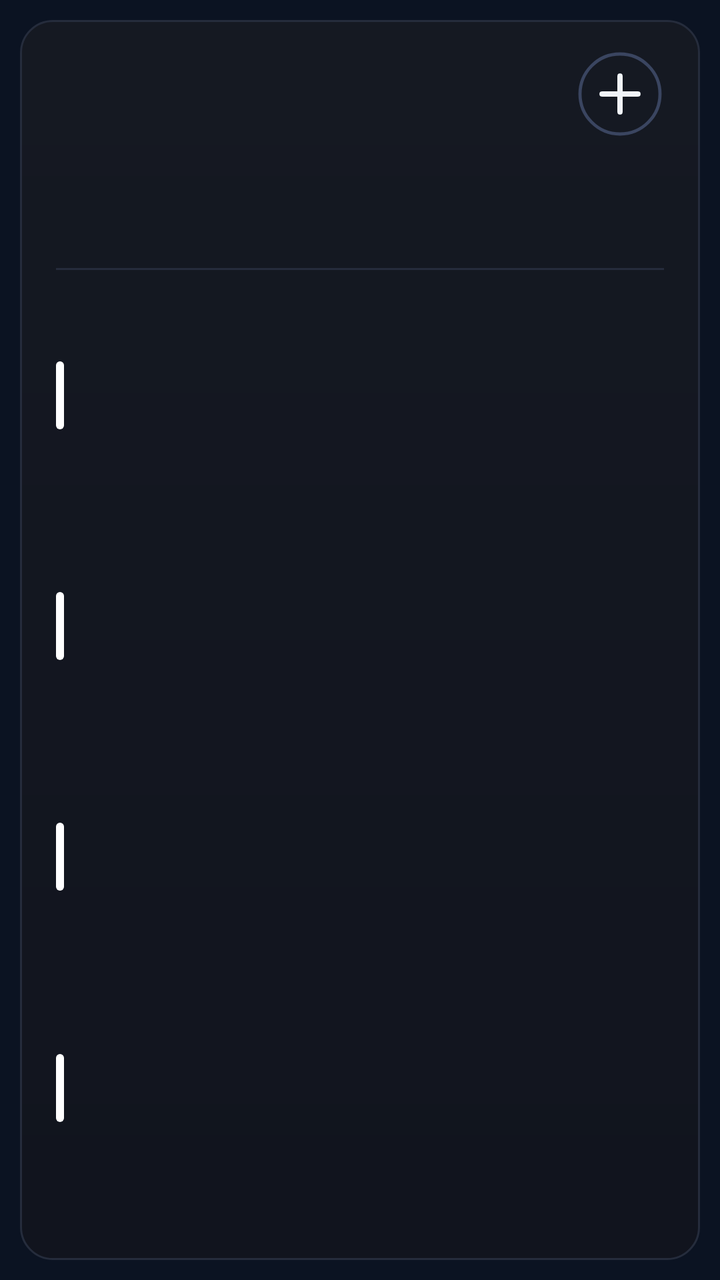
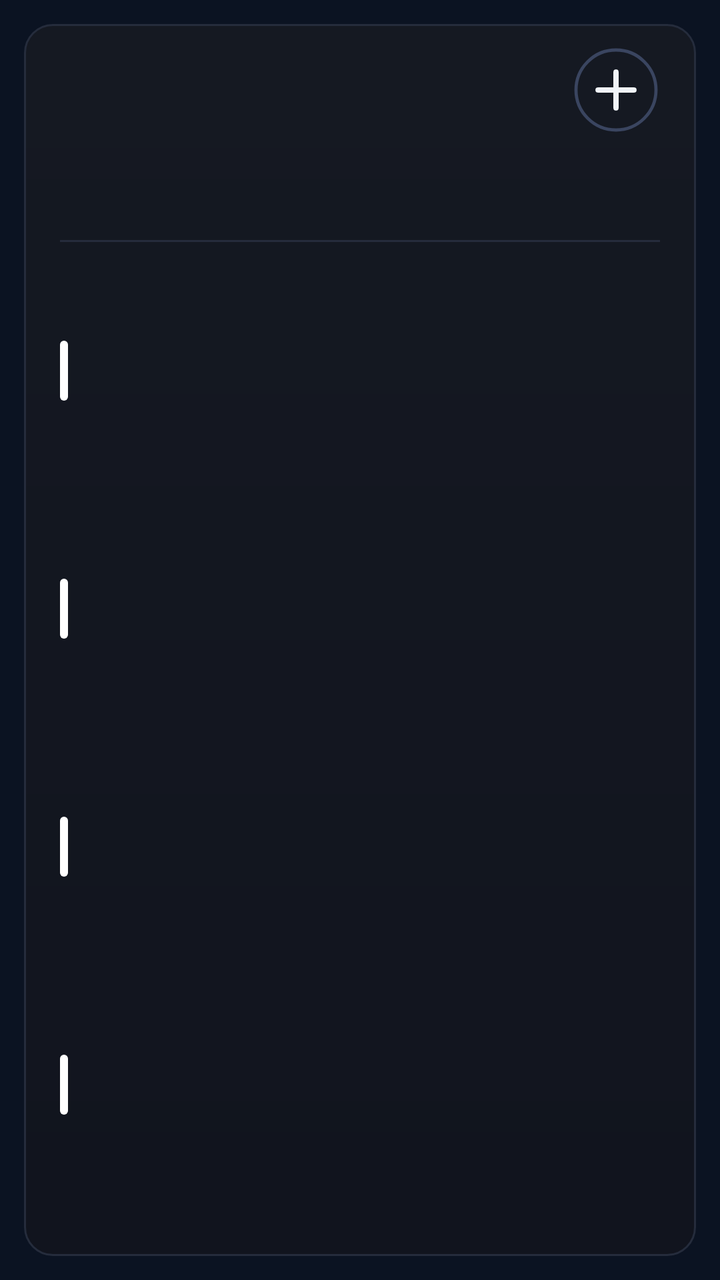

Screens rendered from an Android XML layout before and after an edit, with the pre-edit source and the edit as a unified diff.
<!-- AndroidManifest.xml: application theme AppTheme -->
<!-- res/layout/cal_k4.xml -->
<?xml version="1.0" encoding="utf-8"?>
<FrameLayout xmlns:android="http://schemas.android.com/apk/res/android"
    android:id="@+id/root"
    android:layout_width="match_parent"
    android:layout_height="match_parent"
    android:padding="10dp">

    <LinearLayout
        android:id="@+id/panel"
        android:layout_width="match_parent"
        android:layout_height="match_parent"
        android:background="@drawable/cal_panel"
        android:orientation="vertical"
        android:paddingStart="18dp"
        android:paddingTop="9dp"
        android:paddingEnd="18dp"
        android:paddingBottom="12dp">

        
        <LinearLayout
            android:layout_width="match_parent"
            android:layout_height="56dp"
            android:gravity="center_vertical"
            android:orientation="horizontal">
        <ImageView
            android:id="@+id/cal_day"
            android:layout_width="wrap_content"
            android:layout_height="54dp"
            android:adjustViewBounds="true"
            android:scaleType="fitStart" />

            <LinearLayout
                android:layout_width="0dp"
                android:layout_height="wrap_content"
                android:layout_marginStart="12dp"
                android:layout_weight="1"
                android:orientation="vertical">
                <ImageView
                    android:id="@+id/cal_month"
                    android:layout_width="match_parent"
                    android:layout_height="27dp"
                    android:adjustViewBounds="true"
                    android:scaleType="fitStart" />
                <ImageView
                    android:id="@+id/cal_sub"
                    android:layout_width="match_parent"
                    android:layout_height="19dp"
                    android:adjustViewBounds="true"
                    android:layout_marginTop="2dp"
                    android:scaleType="fitStart" />
            </LinearLayout>

            <ImageView
                android:id="@+id/btn_add"
                android:layout_width="44dp"
                android:layout_height="44dp"
                android:contentDescription="New event"
                android:src="@drawable/ic_cal_add" />
        </LinearLayout>

        
        <LinearLayout
            android:layout_width="match_parent"
            android:layout_height="52dp"
            android:layout_marginTop="2dp"
            android:orientation="horizontal">
            <LinearLayout
                android:layout_width="0dp"
                android:layout_height="match_parent"
                android:layout_weight="1"
                android:gravity="center_horizontal"
                android:orientation="vertical">
                <ImageView
                    android:id="@+id/wk_label_0"
                    android:layout_width="wrap_content"
                    android:layout_height="16dp"
                    android:adjustViewBounds="true"
                    android:scaleType="fitCenter" />
                <ImageView
                    android:id="@+id/wk_num_0"
                    android:layout_width="32dp"
                    android:layout_height="32dp"
                    android:adjustViewBounds="true"
                    android:layout_marginTop="3dp"
                    android:scaleType="fitCenter" />
            </LinearLayout>
            <LinearLayout
                android:layout_width="0dp"
                android:layout_height="match_parent"
                android:layout_weight="1"
                android:gravity="center_horizontal"
                android:orientation="vertical">
                <ImageView
                    android:id="@+id/wk_label_1"
                    android:layout_width="wrap_content"
                    android:layout_height="16dp"
                    android:adjustViewBounds="true"
                    android:scaleType="fitCenter" />
                <ImageView
                    android:id="@+id/wk_num_1"
                    android:layout_width="32dp"
                    android:layout_height="32dp"
                    android:adjustViewBounds="true"
                    android:layout_marginTop="3dp"
                    android:scaleType="fitCenter" />
            </LinearLayout>
            <LinearLayout
                android:layout_width="0dp"
                android:layout_height="match_parent"
                android:layout_weight="1"
                android:gravity="center_horizontal"
                android:orientation="vertical">
                <ImageView
                    android:id="@+id/wk_label_2"
                    android:layout_width="wrap_content"
                    android:layout_height="16dp"
                    android:adjustViewBounds="true"
                    android:scaleType="fitCenter" />
                <ImageView
                    android:id="@+id/wk_num_2"
                    android:layout_width="32dp"
                    android:layout_height="32dp"
                    android:adjustViewBounds="true"
                    android:layout_marginTop="3dp"
                    android:scaleType="fitCenter" />
            </LinearLayout>
            <LinearLayout
                android:layout_width="0dp"
                android:layout_height="match_parent"
                android:layout_weight="1"
                android:gravity="center_horizontal"
                android:orientation="vertical">
                <ImageView
                    android:id="@+id/wk_label_3"
                    android:layout_width="wrap_content"
                    android:layout_height="16dp"
                    android:adjustViewBounds="true"
                    android:scaleType="fitCenter" />
                <ImageView
                    android:id="@+id/wk_num_3"
                    android:layout_width="32dp"
                    android:layout_height="32dp"
                    android:adjustViewBounds="true"
                    android:layout_marginTop="3dp"
                    android:scaleType="fitCenter" />
            </LinearLayout>
            <LinearLayout
                android:layout_width="0dp"
                android:layout_height="match_parent"
                android:layout_weight="1"
                android:gravity="center_horizontal"
                android:orientation="vertical">
                <ImageView
                    android:id="@+id/wk_label_4"
                    android:layout_width="wrap_content"
                    android:layout_height="16dp"
                    android:adjustViewBounds="true"
                    android:scaleType="fitCenter" />
                <ImageView
                    android:id="@+id/wk_num_4"
                    android:layout_width="32dp"
                    android:layout_height="32dp"
                    android:adjustViewBounds="true"
                    android:layout_marginTop="3dp"
                    android:scaleType="fitCenter" />
            </LinearLayout>
            <LinearLayout
                android:layout_width="0dp"
                android:layout_height="match_parent"
                android:layout_weight="1"
                android:gravity="center_horizontal"
                android:orientation="vertical">
                <ImageView
                    android:id="@+id/wk_label_5"
                    android:layout_width="wrap_content"
                    android:layout_height="16dp"
                    android:adjustViewBounds="true"
                    android:scaleType="fitCenter" />
                <ImageView
                    android:id="@+id/wk_num_5"
                    android:layout_width="32dp"
                    android:layout_height="32dp"
                    android:adjustViewBounds="true"
                    android:layout_marginTop="3dp"
                    android:scaleType="fitCenter" />
            </LinearLayout>
            <LinearLayout
                android:layout_width="0dp"
                android:layout_height="match_parent"
                android:layout_weight="1"
                android:gravity="center_horizontal"
                android:orientation="vertical">
                <ImageView
                    android:id="@+id/wk_label_6"
                    android:layout_width="wrap_content"
                    android:layout_height="16dp"
                    android:adjustViewBounds="true"
                    android:scaleType="fitCenter" />
                <ImageView
                    android:id="@+id/wk_num_6"
                    android:layout_width="32dp"
                    android:layout_height="32dp"
                    android:adjustViewBounds="true"
                    android:layout_marginTop="3dp"
                    android:scaleType="fitCenter" />
            </LinearLayout>
        </LinearLayout>

        <ImageView
            android:layout_width="match_parent"
            android:layout_height="1dp"
            android:layout_marginTop="5dp"
            android:layout_marginBottom="5dp"
            android:scaleType="fitXY"
            android:src="@drawable/cal_divider" />

        
        <LinearLayout
            android:layout_width="match_parent"
            android:layout_height="0dp"
            android:layout_weight="1"
            android:orientation="vertical">
        <LinearLayout
            android:id="@+id/cal_row_0"
            android:layout_width="match_parent"
            android:layout_height="0dp"
            android:layout_weight="1"
            android:gravity="center_vertical"
            android:orientation="horizontal">

            <ImageView
                android:id="@+id/cal_bar_0"
                android:layout_width="4dp"
                android:layout_height="34dp"
                android:layout_marginEnd="11dp"
                android:scaleType="fitXY"
                android:src="@drawable/cal_bar" />

            <LinearLayout
                android:layout_width="0dp"
                android:layout_height="wrap_content"
                android:layout_weight="1"
                android:orientation="vertical">

                <LinearLayout
                    android:layout_width="match_parent"
                    android:layout_height="wrap_content"
                    android:orientation="horizontal">
                    <ImageView
                        android:id="@+id/cal_time_0"
                        android:layout_width="wrap_content"
                        android:layout_height="19dp"
                        android:adjustViewBounds="true"
                        android:scaleType="fitStart" />
                    <ImageView
                        android:id="@+id/cal_hint_0"
                        android:layout_width="wrap_content"
                        android:layout_height="19dp"
                        android:adjustViewBounds="true"
                        android:layout_marginStart="9dp"
                        android:scaleType="fitStart" />
                </LinearLayout>
                <ImageView
                    android:id="@+id/cal_title_0"
                    android:layout_width="match_parent"
                    android:layout_height="26dp"
                    android:adjustViewBounds="true"
                    android:layout_marginTop="1dp"
                    android:scaleType="fitStart" />
            </LinearLayout>
        </LinearLayout>
        <LinearLayout
            android:id="@+id/cal_row_1"
            android:layout_width="match_parent"
            android:layout_height="0dp"
            android:layout_weight="1"
            android:gravity="center_vertical"
            android:orientation="horizontal">

            <ImageView
                android:id="@+id/cal_bar_1"
                android:layout_width="4dp"
                android:layout_height="34dp"
                android:layout_marginEnd="11dp"
                android:scaleType="fitXY"
                android:src="@drawable/cal_bar" />

            <LinearLayout
                android:layout_width="0dp"
                android:layout_height="wrap_content"
                android:layout_weight="1"
                android:orientation="vertical">

                <LinearLayout
                    android:layout_width="match_parent"
                    android:layout_height="wrap_content"
                    android:orientation="horizontal">
                    <ImageView
                        android:id="@+id/cal_time_1"
                        android:layout_width="wrap_content"
                        android:layout_height="19dp"
                        android:adjustViewBounds="true"
                        android:scaleType="fitStart" />
                    <ImageView
                        android:id="@+id/cal_hint_1"
                        android:layout_width="wrap_content"
                        android:layout_height="19dp"
                        android:adjustViewBounds="true"
                        android:layout_marginStart="9dp"
                        android:scaleType="fitStart" />
                </LinearLayout>
                <ImageView
                    android:id="@+id/cal_title_1"
                    android:layout_width="match_parent"
                    android:layout_height="26dp"
                    android:adjustViewBounds="true"
                    android:layout_marginTop="1dp"
                    android:scaleType="fitStart" />
            </LinearLayout>
        </LinearLayout>
        <LinearLayout
            android:id="@+id/cal_row_2"
            android:layout_width="match_parent"
            android:layout_height="0dp"
            android:layout_weight="1"
            android:gravity="center_vertical"
            android:orientation="horizontal">

            <ImageView
                android:id="@+id/cal_bar_2"
                android:layout_width="4dp"
                android:layout_height="34dp"
                android:layout_marginEnd="11dp"
                android:scaleType="fitXY"
                android:src="@drawable/cal_bar" />

            <LinearLayout
                android:layout_width="0dp"
                android:layout_height="wrap_content"
                android:layout_weight="1"
                android:orientation="vertical">

                <LinearLayout
                    android:layout_width="match_parent"
                    android:layout_height="wrap_content"
                    android:orientation="horizontal">
                    <ImageView
                        android:id="@+id/cal_time_2"
                        android:layout_width="wrap_content"
                        android:layout_height="19dp"
                        android:adjustViewBounds="true"
                        android:scaleType="fitStart" />
                    <ImageView
                        android:id="@+id/cal_hint_2"
                        android:layout_width="wrap_content"
                        android:layout_height="19dp"
                        android:adjustViewBounds="true"
                        android:layout_marginStart="9dp"
                        android:scaleType="fitStart" />
                </LinearLayout>
                <ImageView
                    android:id="@+id/cal_title_2"
                    android:layout_width="match_parent"
                    android:layout_height="26dp"
                    android:adjustViewBounds="true"
                    android:layout_marginTop="1dp"
                    android:scaleType="fitStart" />
            </LinearLayout>
        </LinearLayout>
        <LinearLayout
            android:id="@+id/cal_row_3"
            android:layout_width="match_parent"
            android:layout_height="0dp"
            android:layout_weight="1"
            android:gravity="center_vertical"
            android:orientation="horizontal">

            <ImageView
                android:id="@+id/cal_bar_3"
                android:layout_width="4dp"
                android:layout_height="34dp"
                android:layout_marginEnd="11dp"
                android:scaleType="fitXY"
                android:src="@drawable/cal_bar" />

            <LinearLayout
                android:layout_width="0dp"
                android:layout_height="wrap_content"
                android:layout_weight="1"
                android:orientation="vertical">

                <LinearLayout
                    android:layout_width="match_parent"
                    android:layout_height="wrap_content"
                    android:orientation="horizontal">
                    <ImageView
                        android:id="@+id/cal_time_3"
                        android:layout_width="wrap_content"
                        android:layout_height="19dp"
                        android:adjustViewBounds="true"
                        android:scaleType="fitStart" />
                    <ImageView
                        android:id="@+id/cal_hint_3"
                        android:layout_width="wrap_content"
                        android:layout_height="19dp"
                        android:adjustViewBounds="true"
                        android:layout_marginStart="9dp"
                        android:scaleType="fitStart" />
                </LinearLayout>
                <ImageView
                    android:id="@+id/cal_title_3"
                    android:layout_width="match_parent"
                    android:layout_height="26dp"
                    android:adjustViewBounds="true"
                    android:layout_marginTop="1dp"
                    android:scaleType="fitStart" />
            </LinearLayout>
        </LinearLayout>
        </LinearLayout>
        <ImageView
            android:id="@+id/cal_more"
            android:layout_width="match_parent"
            android:layout_height="16dp"
            android:adjustViewBounds="true"
            android:scaleType="fitEnd" />
    </LinearLayout>
</FrameLayout>
<!-- resources referenced by this layout -->
<resources>
  <!-- drawable cal_bar (drawable) -->
  <?xml version="1.0" encoding="utf-8"?>
  <shape xmlns:android="http://schemas.android.com/apk/res/android" android:shape="rectangle">
      <solid android:color="#FFFFFFFF" />
      <corners android:radius="2dp" />
  </shape>
  <!-- drawable cal_divider (drawable) -->
  <?xml version="1.0" encoding="utf-8"?>
  <shape xmlns:android="http://schemas.android.com/apk/res/android" android:shape="rectangle">
      <solid android:color="#FF252C3C" />
  </shape>
  <!-- drawable cal_panel (drawable) -->
  <?xml version="1.0" encoding="utf-8"?>
  <shape xmlns:android="http://schemas.android.com/apk/res/android" android:shape="rectangle">
      <gradient android:angle="270" android:startColor="#FF151922" android:endColor="#FF11141E" />
      <stroke android:width="1dp" android:color="#FF252C3C" />
      <corners android:radius="16dp" />
  </shape>
  <!-- drawable ic_cal_add (drawable) -->
  <?xml version="1.0" encoding="utf-8"?>
  <vector xmlns:android="http://schemas.android.com/apk/res/android"
      android:width="44dp"
      android:height="44dp"
      android:viewportWidth="44"
      android:viewportHeight="44">
      <path
          android:pathData="M22,22m-20,0a20,20 0,1 1,40 0a20,20 0,1 1,-40 0"
          android:strokeColor="#FF3A4560"
          android:strokeWidth="1.6" />
      <path
          android:pathData="M13,22L31,22M22,13L22,31"
          android:strokeColor="#FFF1F5F9"
          android:strokeLineCap="round"
          android:strokeWidth="2.6" />
  </vector>
  <style name="AppTheme" parent="@android:style/Theme.DeviceDefault.NoActionBar">
          <item name="android:colorAccent">#DF8B35</item>
          <item name="android:colorControlActivated">#DF8B35</item>
          <item name="android:windowBackground">#0B1322</item>
          <item name="android:statusBarColor">#0E111A</item>
          <item name="android:navigationBarColor">#0B1322</item>
          <item name="android:textColorHint">#718096</item>
      </style>
</resources>

<!-- the commit's change to res/layout/cal_k4.xml (unified diff, before → after) -->
@@ -3,7 +3,7 @@
     android:id="@+id/root"
     android:layout_width="match_parent"
     android:layout_height="match_parent"
-    android:padding="10dp">
+    android:padding="12dp">
 
     <LinearLayout
         android:id="@+id/panel"
@@ -19,13 +19,13 @@
         
         <LinearLayout
             android:layout_width="match_parent"
-            android:layout_height="56dp"
+            android:layout_height="48dp"
             android:gravity="center_vertical"
             android:orientation="horizontal">
         <ImageView
             android:id="@+id/cal_day"
             android:layout_width="wrap_content"
-            android:layout_height="54dp"
+            android:layout_height="47dp"
             android:adjustViewBounds="true"
             android:scaleType="fitStart" />
 
@@ -38,13 +38,13 @@
                 <ImageView
                     android:id="@+id/cal_month"
                     android:layout_width="match_parent"
-                    android:layout_height="27dp"
+                    android:layout_height="23dp"
                     android:adjustViewBounds="true"
                     android:scaleType="fitStart" />
                 <ImageView
                     android:id="@+id/cal_sub"
                     android:layout_width="match_parent"
-                    android:layout_height="19dp"
+                    android:layout_height="16dp"
                     android:adjustViewBounds="true"
                     android:layout_marginTop="2dp"
                     android:scaleType="fitStart" />
@@ -61,7 +61,7 @@
         
         <LinearLayout
             android:layout_width="match_parent"
-            android:layout_height="52dp"
+            android:layout_height="44dp"
             android:layout_marginTop="2dp"
             android:orientation="horizontal">
             <LinearLayout
@@ -73,13 +73,13 @@
                 <ImageView
                     android:id="@+id/wk_label_0"
                     android:layout_width="wrap_content"
-                    android:layout_height="16dp"
+                    android:layout_height="14dp"
                     android:adjustViewBounds="true"
                     android:scaleType="fitCenter" />
                 <ImageView
                     android:id="@+id/wk_num_0"
-                    android:layout_width="32dp"
-                    android:layout_height="32dp"
+                    android:layout_width="26dp"
+                    android:layout_height="26dp"
                     android:adjustViewBounds="true"
                     android:layout_marginTop="3dp"
                     android:scaleType="fitCenter" />
@@ -93,13 +93,13 @@
                 <ImageView
                     android:id="@+id/wk_label_1"
                     android:layout_width="wrap_content"
-                    android:layout_height="16dp"
+                    android:layout_height="14dp"
                     android:adjustViewBounds="true"
                     android:scaleType="fitCenter" />
                 <ImageView
                     android:id="@+id/wk_num_1"
-                    android:layout_width="32dp"
-                    android:layout_height="32dp"
+                    android:layout_width="26dp"
+                    android:layout_height="26dp"
                     android:adjustViewBounds="true"
                     android:layout_marginTop="3dp"
                     android:scaleType="fitCenter" />
@@ -113,13 +113,13 @@
                 <ImageView
                     android:id="@+id/wk_label_2"
                     android:layout_width="wrap_content"
-                    android:layout_height="16dp"
+                    android:layout_height="14dp"
                     android:adjustViewBounds="true"
                     android:scaleType="fitCenter" />
                 <ImageView
                     android:id="@+id/wk_num_2"
-                    android:layout_width="32dp"
-                    android:layout_height="32dp"
+                    android:layout_width="26dp"
+                    android:layout_height="26dp"
                     android:adjustViewBounds="true"
                     android:layout_marginTop="3dp"
                     android:scaleType="fitCenter" />
@@ -133,13 +133,13 @@
                 <ImageView
                     android:id="@+id/wk_label_3"
                     android:layout_width="wrap_content"
-                    android:layout_height="16dp"
+                    android:layout_height="14dp"
                     android:adjustViewBounds="true"
                     android:scaleType="fitCenter" />
                 <ImageView
                     android:id="@+id/wk_num_3"
-                    android:layout_width="32dp"
-                    android:layout_height="32dp"
+                    android:layout_width="26dp"
+                    android:layout_height="26dp"
                     android:adjustViewBounds="true"
                     android:layout_marginTop="3dp"
                     android:scaleType="fitCenter" />
@@ -153,13 +153,13 @@
                 <ImageView
                     android:id="@+id/wk_label_4"
                     android:layout_width="wrap_content"
-                    android:layout_height="16dp"
+                    android:layout_height="14dp"
                     android:adjustViewBounds="true"
                     android:scaleType="fitCenter" />
                 <ImageView
                     android:id="@+id/wk_num_4"
-                    android:layout_width="32dp"
-                    android:layout_height="32dp"
+                    android:layout_width="26dp"
+                    android:layout_height="26dp"
                     android:adjustViewBounds="true"
                     android:layout_marginTop="3dp"
                     android:scaleType="fitCenter" />
@@ -173,13 +173,13 @@
                 <ImageView
                     android:id="@+id/wk_label_5"
                     android:layout_width="wrap_content"
-                    android:layout_height="16dp"
+                    android:layout_height="14dp"
                     android:adjustViewBounds="true"
                     android:scaleType="fitCenter" />
                 <ImageView
                     android:id="@+id/wk_num_5"
-                    android:layout_width="32dp"
-                    android:layout_height="32dp"
+                    android:layout_width="26dp"
+                    android:layout_height="26dp"
                     android:adjustViewBounds="true"
                     android:layout_marginTop="3dp"
                     android:scaleType="fitCenter" />
@@ -193,13 +193,13 @@
                 <ImageView
                     android:id="@+id/wk_label_6"
                     android:layout_width="wrap_content"
-                    android:layout_height="16dp"
+                    android:layout_height="14dp"
                     android:adjustViewBounds="true"
                     android:scaleType="fitCenter" />
                 <ImageView
                     android:id="@+id/wk_num_6"
-                    android:layout_width="32dp"
-                    android:layout_height="32dp"
+                    android:layout_width="26dp"
+                    android:layout_height="26dp"
                     android:adjustViewBounds="true"
                     android:layout_marginTop="3dp"
                     android:scaleType="fitCenter" />
@@ -231,7 +231,7 @@
             <ImageView
                 android:id="@+id/cal_bar_0"
                 android:layout_width="4dp"
-                android:layout_height="34dp"
+                android:layout_height="30dp"
                 android:layout_marginEnd="11dp"
                 android:scaleType="fitXY"
                 android:src="@drawable/cal_bar" />
@@ -249,13 +249,13 @@
                     <ImageView
                         android:id="@+id/cal_time_0"
                         android:layout_width="wrap_content"
-                        android:layout_height="19dp"
+                        android:layout_height="16dp"
                         android:adjustViewBounds="true"
                         android:scaleType="fitStart" />
                     <ImageView
                         android:id="@+id/cal_hint_0"
                         android:layout_width="wrap_content"
-                        android:layout_height="19dp"
+                        android:layout_height="16dp"
                         android:adjustViewBounds="true"
                         android:layout_marginStart="9dp"
                         android:scaleType="fitStart" />
@@ -263,7 +263,7 @@
                 <ImageView
                     android:id="@+id/cal_title_0"
                     android:layout_width="match_parent"
-                    android:layout_height="26dp"
+                    android:layout_height="22dp"
                     android:adjustViewBounds="true"
                     android:layout_marginTop="1dp"
                     android:scaleType="fitStart" />
@@ -280,7 +280,7 @@
             <ImageView
                 android:id="@+id/cal_bar_1"
                 android:layout_width="4dp"
-                android:layout_height="34dp"
+                android:layout_height="30dp"
                 android:layout_marginEnd="11dp"
                 android:scaleType="fitXY"
                 android:src="@drawable/cal_bar" />
@@ -298,13 +298,13 @@
                     <ImageView
                         android:id="@+id/cal_time_1"
                         android:layout_width="wrap_content"
-                        android:layout_height="19dp"
+                        android:layout_height="16dp"
                         android:adjustViewBounds="true"
                         android:scaleType="fitStart" />
                     <ImageView
                         android:id="@+id/cal_hint_1"
                         android:layout_width="wrap_content"
-                        android:layout_height="19dp"
+                        android:layout_height="16dp"
                         android:adjustViewBounds="true"
                         android:layout_marginStart="9dp"
                         android:scaleType="fitStart" />
@@ -312,7 +312,7 @@
                 <ImageView
                     android:id="@+id/cal_title_1"
                     android:layout_width="match_parent"
-                    android:layout_height="26dp"
+                    android:layout_height="22dp"
                     android:adjustViewBounds="true"
                     android:layout_marginTop="1dp"
                     android:scaleType="fitStart" />
@@ -329,7 +329,7 @@
             <ImageView
                 android:id="@+id/cal_bar_2"
                 android:layout_width="4dp"
-                android:layout_height="34dp"
+                android:layout_height="30dp"
                 android:layout_marginEnd="11dp"
                 android:scaleType="fitXY"
                 android:src="@drawable/cal_bar" />
@@ -347,13 +347,13 @@
                     <ImageView
                         android:id="@+id/cal_time_2"
                         android:layout_width="wrap_content"
-                        android:layout_height="19dp"
+                        android:layout_height="16dp"
                         android:adjustViewBounds="true"
                         android:scaleType="fitStart" />
                     <ImageView
                         android:id="@+id/cal_hint_2"
                         android:layout_width="wrap_content"
-                        android:layout_height="19dp"
+                        android:layout_height="16dp"
                         android:adjustViewBounds="true"
                         android:layout_marginStart="9dp"
                         android:scaleType="fitStart" />
@@ -361,7 +361,7 @@
                 <ImageView
                     android:id="@+id/cal_title_2"
                     android:layout_width="match_parent"
-                    android:layout_height="26dp"
+                    android:layout_height="22dp"
                     android:adjustViewBounds="true"
                     android:layout_marginTop="1dp"
                     android:scaleType="fitStart" />
@@ -378,7 +378,7 @@
             <ImageView
                 android:id="@+id/cal_bar_3"
                 android:layout_width="4dp"
-                android:layout_height="34dp"
+                android:layout_height="30dp"
                 android:layout_marginEnd="11dp"
                 android:scaleType="fitXY"
                 android:src="@drawable/cal_bar" />
@@ -396,13 +396,13 @@
                     <ImageView
                         android:id="@+id/cal_time_3"
                         android:layout_width="wrap_content"
-                        android:layout_height="19dp"
+                        android:layout_height="16dp"
                         android:adjustViewBounds="true"
                         android:scaleType="fitStart" />
                     <ImageView
                         android:id="@+id/cal_hint_3"
                         android:layout_width="wrap_content"
-                        android:layout_height="19dp"
+                        android:layout_height="16dp"
                         android:adjustViewBounds="true"
                         android:layout_marginStart="9dp"
                         android:scaleType="fitStart" />
@@ -410,7 +410,7 @@
                 <ImageView
                     android:id="@+id/cal_title_3"
                     android:layout_width="match_parent"
-                    android:layout_height="26dp"
+                    android:layout_height="22dp"
                     android:adjustViewBounds="true"
                     android:layout_marginTop="1dp"
                     android:scaleType="fitStart" />
@@ -420,7 +420,7 @@
         <ImageView
             android:id="@+id/cal_more"
             android:layout_width="match_parent"
-            android:layout_height="16dp"
+            android:layout_height="14dp"
             android:adjustViewBounds="true"
             android:scaleType="fitEnd" />
     </LinearLayout>
<!-- resource entries referenced after the edit -->
@@ -16,7 +16,7 @@
   <shape xmlns:android="http://schemas.android.com/apk/res/android" android:shape="rectangle">
       <gradient android:angle="270" android:startColor="#FF151922" android:endColor="#FF11141E" />
       <stroke android:width="1dp" android:color="#FF252C3C" />
-      <corners android:radius="16dp" />
+      <corners android:radius="14dp" />
   </shape>
   <!-- drawable ic_cal_add (drawable) -->
   <?xml version="1.0" encoding="utf-8"?>
